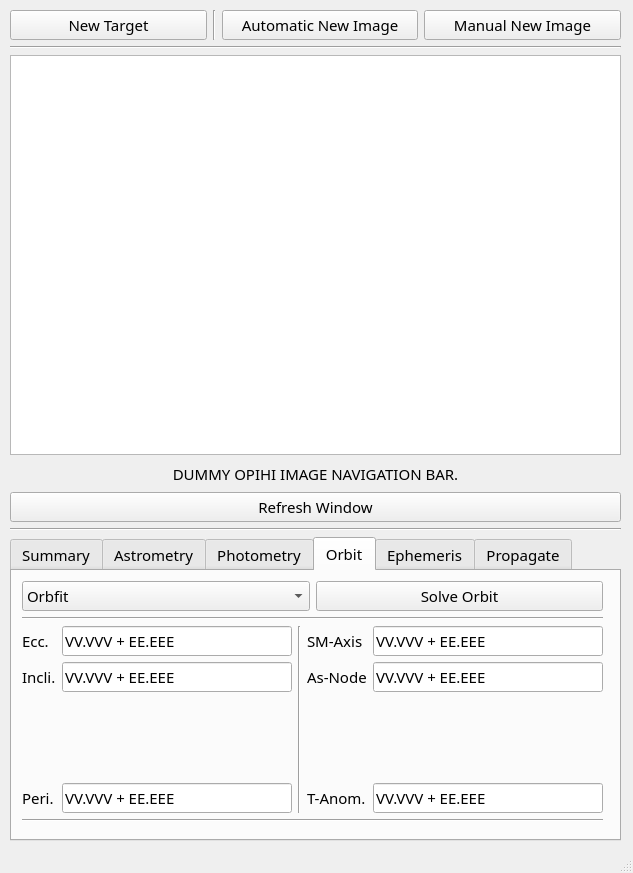
First picture: the form in src/opihiexarata/gui/qtui/primary.ui, repository psmd-iberutaru/OpihiExarata, before the edit.
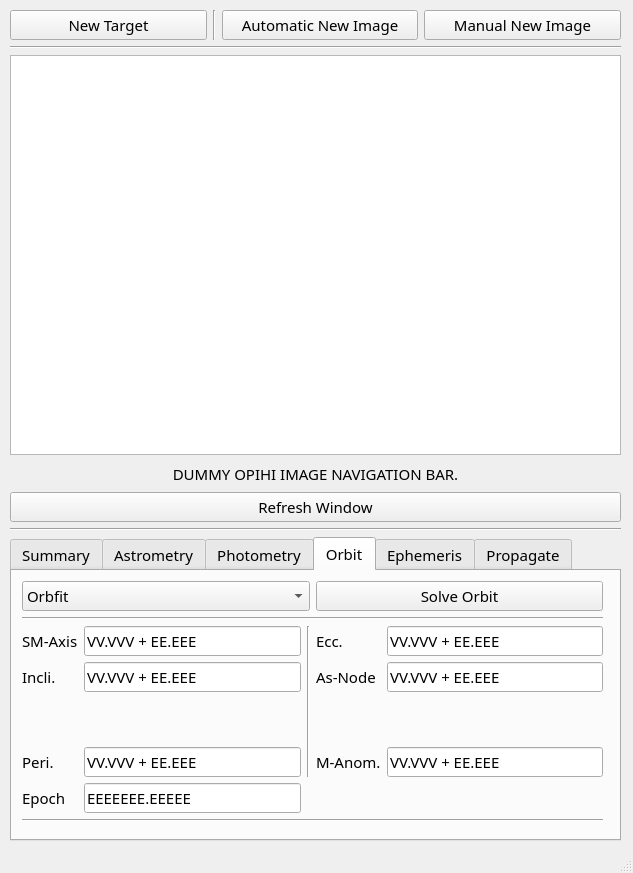
Second picture: the form after the edit. The open tabs and pages were chosen to show the change.

Commit message: Adding custom orbits to be defined.

```diff
--- a/src/opihiexarata/gui/qtui/primary.ui
+++ b/src/opihiexarata/gui/qtui/primary.ui
@@ -200,7 +200,7 @@
           </font>
          </property>
          <property name="currentIndex">
-          <number>5</number>
+          <number>3</number>
          </property>
          <property name="iconSize">
           <size>
@@ -548,6 +548,11 @@
                   <string>Orbfit</string>
                  </property>
                 </item>
+                <item>
+                 <property name="text">
+                  <string>Custom</string>
+                 </property>
+                </item>
                </widget>
               </item>
               <item>
@@ -574,25 +579,6 @@
             </item>
             <item>
              <layout class="QGridLayout" name="grid_layout_orbit_elements">
-              <item row="0" column="0">
-               <widget class="QLabel" name="label_static_orbit_eccentricity">
-                <property name="font">
-                 <font>
-                  <italic>false</italic>
-                 </font>
-                </property>
-                <property name="text">
-                 <string>Ecc.</string>
-                </property>
-               </widget>
-              </item>
-              <item row="0" column="1">
-               <widget class="QLineEdit" name="line_edit_orbit_eccentricity">
-                <property name="text">
-                 <string>VV.VVV + EE.EEE</string>
-                </property>
-               </widget>
-              </item>
               <item row="1" column="0">
                <widget class="QLabel" name="label_static_orbit_inclination">
                 <property name="font">
@@ -605,27 +591,8 @@
                 </property>
                </widget>
               </item>
-              <item row="4" column="3">
-               <widget class="QLabel" name="label_static_orbit_true_anomaly">
-                <property name="font">
-                 <font>
-                  <italic>false</italic>
-                 </font>
-                </property>
-                <property name="text">
-                 <string>T-Anom.</string>
-                </property>
-               </widget>
-              </item>
-              <item row="4" column="1">
-               <widget class="QLineEdit" name="line_edit_orbit_perihelion">
-                <property name="text">
-                 <string>VV.VVV + EE.EEE</string>
-                </property>
-               </widget>
-              </item>
               <item row="4" column="5">
-               <widget class="QLineEdit" name="line_edit_orbit_true_anomaly">
+               <widget class="QLineEdit" name="line_edit_orbit_mean_anomaly">
                 <property name="text">
                  <string>VV.VVV + EE.EEE</string>
                 </property>
@@ -643,6 +610,25 @@
                 </property>
                </widget>
               </item>
+              <item row="4" column="3">
+               <widget class="QLabel" name="label_static_orbit_mean_anomaly">
+                <property name="font">
+                 <font>
+                  <italic>false</italic>
+                 </font>
+                </property>
+                <property name="text">
+                 <string>M-Anom.</string>
+                </property>
+               </widget>
+              </item>
+              <item row="4" column="1">
+               <widget class="QLineEdit" name="line_edit_orbit_perihelion">
+                <property name="text">
+                 <string>VV.VVV + EE.EEE</string>
+                </property>
+               </widget>
+              </item>
               <item row="1" column="1">
                <widget class="QLineEdit" name="line_edit_orbit_inclination">
                 <property name="text">
@@ -650,6 +636,20 @@
                 </property>
                </widget>
               </item>
+              <item row="0" column="2" rowspan="5">
+               <widget class="Line" name="line_16">
+                <property name="orientation">
+                 <enum>Qt::Vertical</enum>
+                </property>
+               </widget>
+              </item>
+              <item row="1" column="5">
+               <widget class="QLineEdit" name="line_edit_orbit_ascending_node">
+                <property name="text">
+                 <string>VV.VVV + EE.EEE</string>
+                </property>
+               </widget>
+              </item>
               <item row="1" column="3">
                <widget class="QLabel" name="label_static_orbit_ascending_node">
                 <property name="font">
@@ -662,7 +662,21 @@
                 </property>
                </widget>
               </item>
-              <item row="0" column="3">
+              <item row="5" column="0">
+               <widget class="QLabel" name="label_static_orbit_epoch">
+                <property name="text">
+                 <string>Epoch</string>
+                </property>
+               </widget>
+              </item>
+              <item row="5" column="1">
+               <widget class="QLineEdit" name="line_edit_orbit_epoch">
+                <property name="text">
+                 <string>EEEEEEE.EEEEE</string>
+                </property>
+               </widget>
+              </item>
+              <item row="0" column="0">
                <widget class="QLabel" name="label_static_orbit_semimajor_axis">
                 <property name="font">
                  <font>
@@ -676,24 +690,29 @@
                 </property>
                </widget>
               </item>
-              <item row="1" column="5">
-               <widget class="QLineEdit" name="line_edit_orbit_ascending_node">
+              <item row="0" column="3">
+               <widget class="QLabel" name="label_static_orbit_eccentricity">
+                <property name="font">
+                 <font>
+                  <italic>false</italic>
+                 </font>
+                </property>
                 <property name="text">
-                 <string>VV.VVV + EE.EEE</string>
+                 <string>Ecc.</string>
                 </property>
                </widget>
               </item>
-              <item row="0" column="5">
+              <item row="0" column="1">
                <widget class="QLineEdit" name="line_edit_orbit_semimajor_axis">
                 <property name="text">
                  <string>VV.VVV + EE.EEE</string>
                 </property>
                </widget>
               </item>
-              <item row="0" column="2" rowspan="5">
-               <widget class="Line" name="line_16">
-                <property name="orientation">
-                 <enum>Qt::Vertical</enum>
+              <item row="0" column="5">
+               <widget class="QLineEdit" name="line_edit_orbit_eccentricity">
+                <property name="text">
+                 <string>VV.VVV + EE.EEE</string>
                 </property>
                </widget>
               </item>
```
The commit also changes 6 other files.
